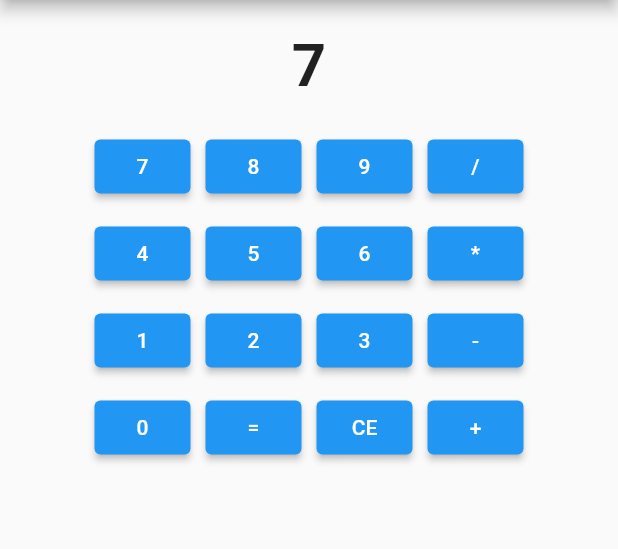
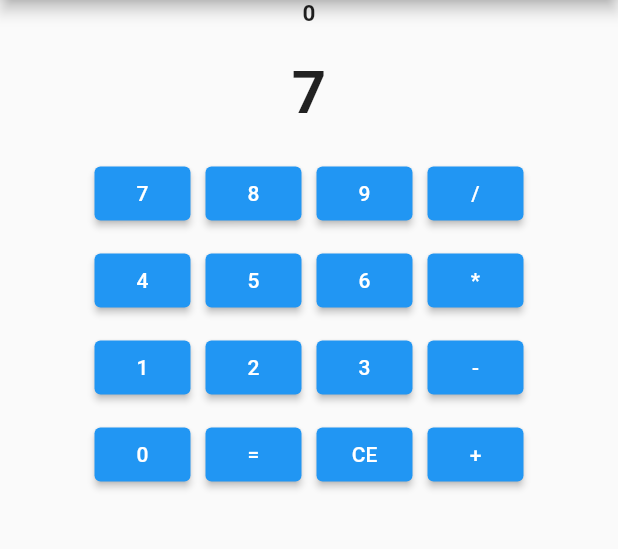
Before and after one commit to pyowonsik/bloc_calculator, a Flutter app: the screen it shows after launch, after a tap on an icon or button, on a phone screen of 412 x 824 dp, the part 84-633 px from its top. Run offline on Flutter 3.47's test engine with Material 2 defaults, Android fonts, the phone set to English and light mode, and no system bars; our stand-ins replace bloc, equatable, flutter_bloc.

Commit message:
isCalculate 제거 -> bloc logic 추가

```diff
--- a/lib/bloc/calculator_bloc.dart
+++ b/lib/bloc/calculator_bloc.dart
@@ -12,17 +12,24 @@ class CalculatorBloc extends Bloc<CalculatorEvent, CalculatorState> {
     on<NumberPressed>(
       (NumberPressed event, emit) {
         if (state.isCalculated) {
+          if (event.number == initializedNumber) {
+            return emit(state.copyWith(
+                inputExpression: event.number,
+                resultExpression:
+                    'Ans = ${state.calculatedNumber.toString()}'));
+          }
+
           return emit(
             state.copyWith(
               inputExpression: event.number.toString(),
-              resultExpression: 'Ans = ${state.calculatedNumber.toString()}',
               isCalculated: false,
             ),
           );
         }
 
         if (state.inputExpression == initializedNumber) {
-          return emit(state.copyWith(inputExpression: '${event.number}'));
+          return emit(state.copyWith(
+              inputExpression: event.number, resultExpression: '0'));
         }
 
         return emit(state.copyWith(
--- a/lib/bloc/calculator_state.dart
+++ b/lib/bloc/calculator_state.dart
@@ -15,7 +15,7 @@ class CalculatorState extends Equatable {
   const CalculatorState.init()
       : this(
           inputExpression: '0',
-          resultExpression: '0',
+          resultExpression: '',
           calculatedNumber: 0,
           isCalculated: false,
         );
--- a/lib/ui/home.dart
+++ b/lib/ui/home.dart
@@ -4,14 +4,12 @@ import 'package:bloc_calculator/bloc/calculator_state.dart';
 import 'package:flutter/material.dart';
 import 'package:flutter_bloc/flutter_bloc.dart';
 
-// develop 브랜치에서 다 가져와서 pr
-
 class Home extends StatelessWidget {
   const Home({super.key});
 
   @override
   Widget build(BuildContext context) {
-    bool isCalculate = false;
+    // ['7','8','9','4','5','6','1','2','3'].map((e) => ElevatedButton(onPressed : NumberPressed(number: e.toString()), child: child))
 
     return Scaffold(
       appBar: AppBar(title: const Text('Calculator')),
@@ -19,11 +17,9 @@ class Home extends StatelessWidget {
         children: [
           BlocBuilder<CalculatorBloc, CalculatorState>(
               builder: (context, state) {
-            return (isCalculate)
-                ? Text(state.resultExpression.toString(),
-                    style: const TextStyle(
-                        fontSize: 15, fontWeight: FontWeight.bold))
-                : Container();
+            return Text(state.resultExpression.toString(),
+                style:
+                    const TextStyle(fontSize: 15, fontWeight: FontWeight.bold));
           }),
           const SizedBox(height: 20),
           BlocBuilder<CalculatorBloc, CalculatorState>(
@@ -118,7 +114,7 @@ class Home extends StatelessWidget {
                   onPressed: () {
                     context
                         .read<CalculatorBloc>()
-                        .add(NumberPressed(number: '7'));
+                        .add(NumberPressed(number: '1'));
                   },
                   child: const Text('1')),
               const SizedBox(width: 10),
@@ -126,7 +122,7 @@ class Home extends StatelessWidget {
                   onPressed: () {
                     context
                         .read<CalculatorBloc>()
-                        .add(NumberPressed(number: '8'));
+                        .add(NumberPressed(number: '2'));
                   },
                   child: const Text('2')),
               const SizedBox(width: 10),
@@ -134,7 +130,7 @@ class Home extends StatelessWidget {
                   onPressed: () {
                     context
                         .read<CalculatorBloc>()
-                        .add(NumberPressed(number: '9'));
+                        .add(NumberPressed(number: '3'));
                   },
                   child: const Text('3')),
               const SizedBox(width: 10),
@@ -166,7 +162,6 @@ class Home extends StatelessWidget {
                 return ElevatedButton(
                     onPressed: () {
                       context.read<CalculatorBloc>().add(CalculatePressed());
-                      isCalculate = true;
                     },
                     child: const Text('='));
               }),
```
